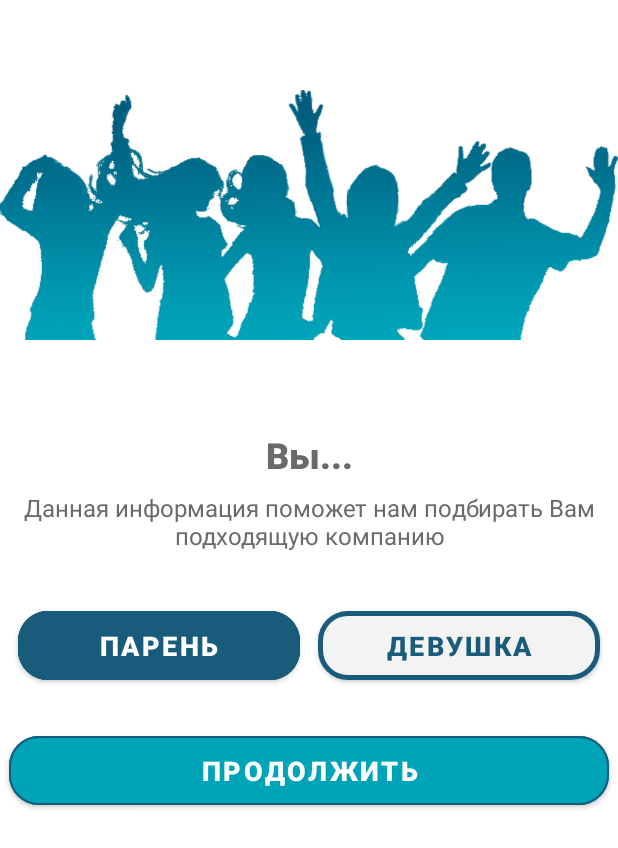
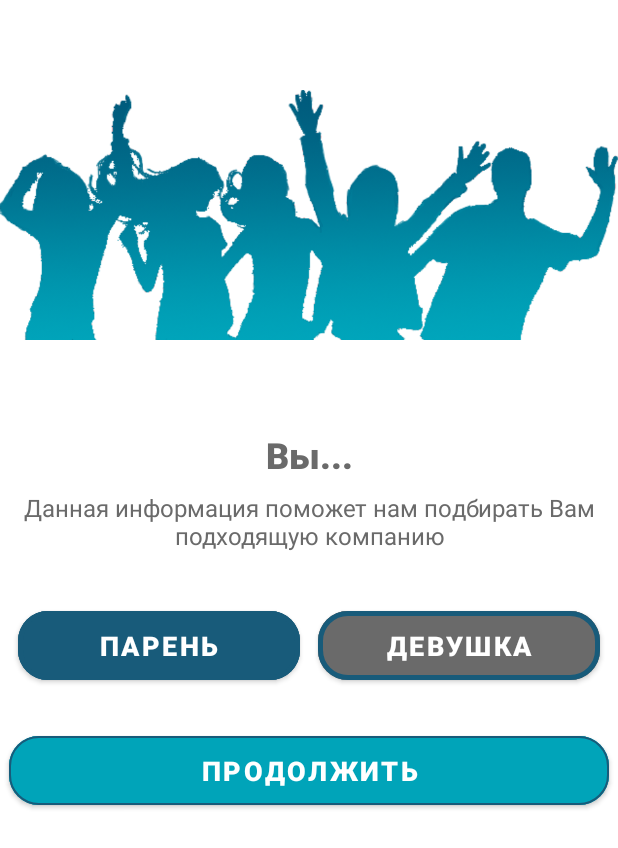
Before and after one commit to Akvamarinika/ClientAppFriends, an Android app: the RegisterGenderActivity screen opened directly, with no data from a screen before it, on a phone screen of 412 x 824 dp. Shown: the top 848 px of the screen. Run offline under Robolectric (Android 15) with nearby library versions, the phone set to English and light mode, and no system bars; libraries missing offline, so code that uses them is left out: com.vk.api; 1 statement that could not run was skipped.

Commit message:
change colors buttons

```diff
--- a/app/src/main/res/layout/activity_register_gender.xml
+++ b/app/src/main/res/layout/activity_register_gender.xml
@@ -94,9 +94,9 @@
             android:layout_marginTop="@dimen/btn_margin_top"
             android:layout_marginStart="@dimen/activity_left_right_margin"
             android:layout_marginEnd="@dimen/activity_left_right_margin"
-            android:backgroundTint="@color/bgcolor"
+            android:backgroundTint="@color/grey"
             android:textStyle="bold"
-            android:textColor="@color/colorPrimaryDark"
+            android:textColor="@color/white"
             android:textSize="18sp"
             android:elevation="20dp"
             android:text="Девушка"
```
